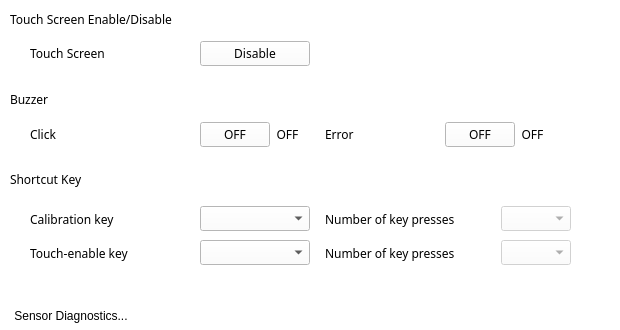
habilience/habilience-t3ksensor-tools, file T3kCfg/QSensorSettingWidget.ui: the form before one commit.
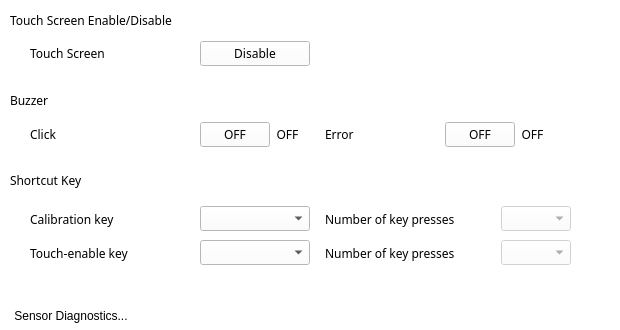
The form after the commit. Icons and pictures are not drawn. Custom widgets are drawn as their Qt base class.

```diff
--- a/T3kCfg/QSensorSettingWidget.ui
+++ b/T3kCfg/QSensorSettingWidget.ui
@@ -493,7 +493,7 @@
      <x>10</x>
      <y>10</y>
      <width>600</width>
-     <height>18</height>
+     <height>20</height>
     </rect>
    </property>
    <property name="focusPolicy">
@@ -564,7 +564,7 @@
      <x>10</x>
      <y>90</y>
      <width>600</width>
-     <height>18</height>
+     <height>20</height>
     </rect>
    </property>
    <property name="sizePolicy">
@@ -838,7 +838,7 @@
      <x>10</x>
      <y>170</y>
      <width>600</width>
-     <height>18</height>
+     <height>20</height>
     </rect>
    </property>
    <property name="sizePolicy">
```
